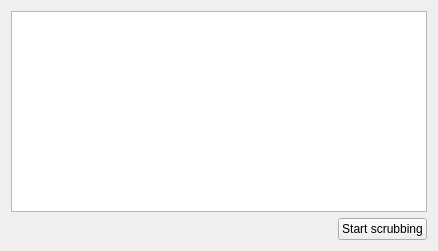
Old version of the form app/mdraidpanel.ui in the repository papylhomme/diskmonitor.
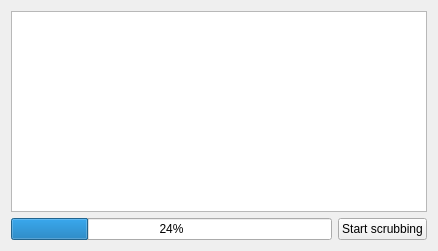
New version of the form.

Commit message: Implement self tests (Close #1), add progressBar and autorefresh to the UI

The edit to the form file:
```diff
--- a/app/mdraidpanel.ui
+++ b/app/mdraidpanel.ui
@@ -24,17 +24,17 @@
    <item>
     <layout class="QHBoxLayout" name="horizontalLayout">
      <item>
-      <spacer name="horizontalSpacer">
-       <property name="orientation">
-        <enum>Qt::Horizontal</enum>
+      <widget class="QProgressBar" name="progressBar">
+       <property name="sizePolicy">
+        <sizepolicy hsizetype="Expanding" vsizetype="Fixed">
+         <horstretch>1</horstretch>
+         <verstretch>0</verstretch>
+        </sizepolicy>
        </property>
-       <property name="sizeHint" stdset="0">
-        <size>
-         <width>40</width>
-         <height>20</height>
-        </size>
+       <property name="value">
+        <number>24</number>
        </property>
-      </spacer>
+      </widget>
      </item>
      <item>
       <widget class="QPushButton" name="startScrubButton">
```
The commit also changes 18 other files.
